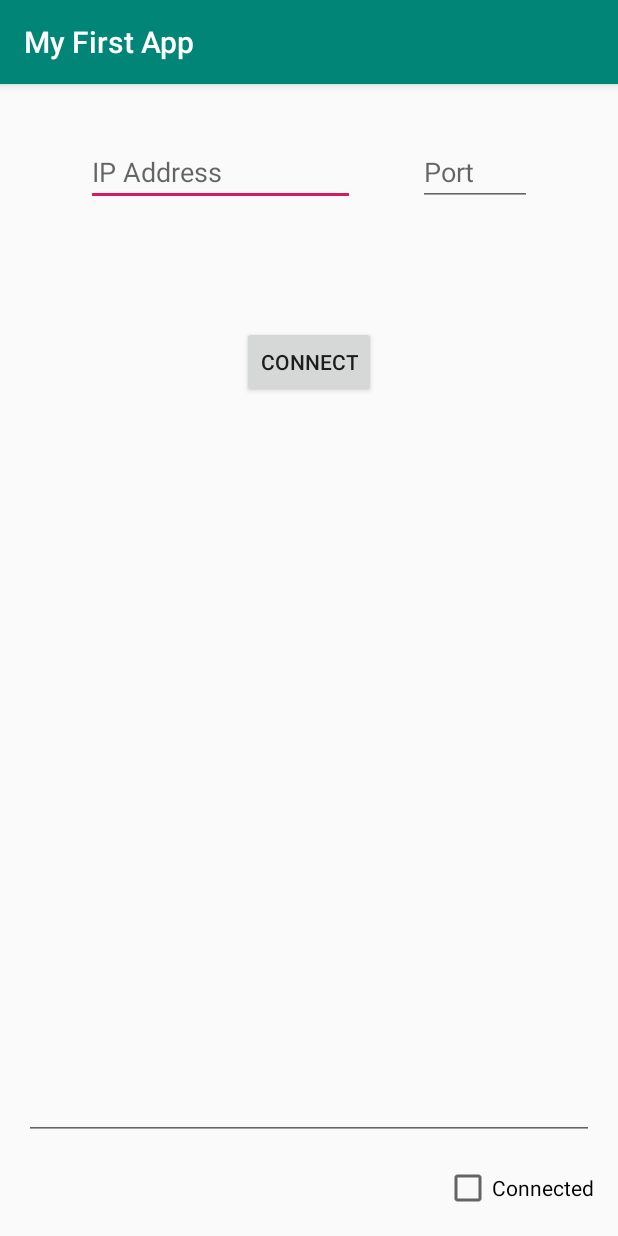
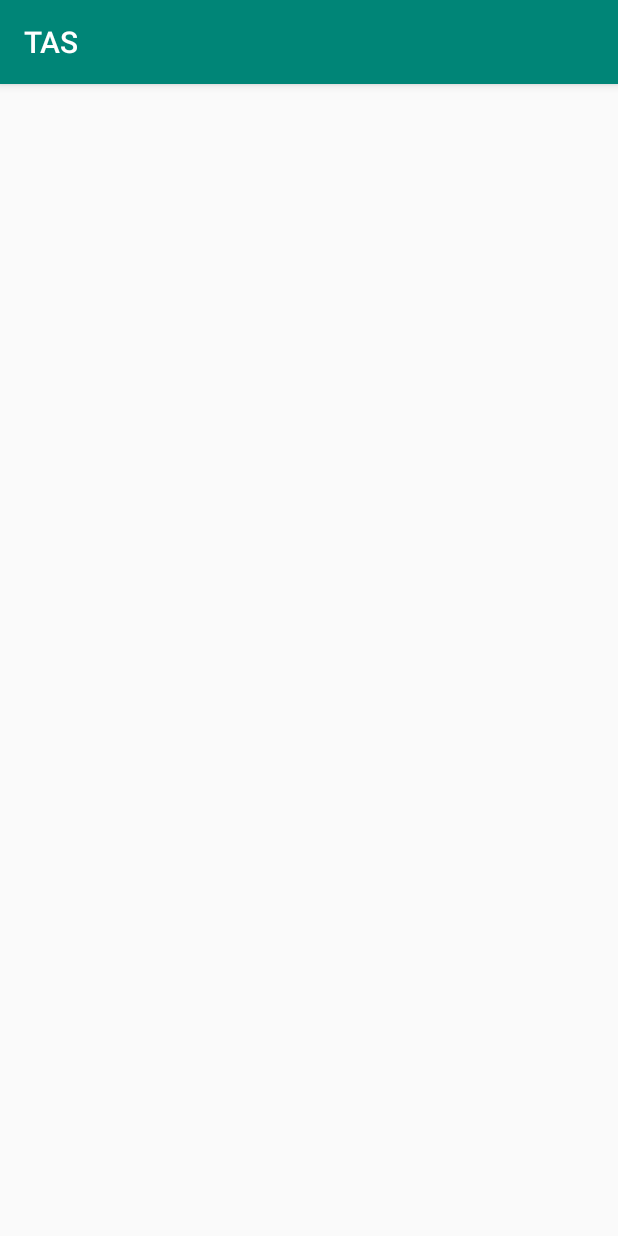
Before and after one commit to Lucky38i/TAS_Frontend, an Android app: the screen it shows after launch (MainActivity), on a phone screen of 412 x 824 dp. Run offline under Robolectric (Android 15) with nearby library versions, the phone set to English and light mode, and no system bars.

Commit message:
Migrated to Kotlin

```diff
--- a/app/src/main/java/ntu/n0696066/TAS_Frontend/MainActivity.java
+++ /dev/null
@@ -1,93 +0,0 @@
-package ntu.n0696066.TAS_Frontend;
-
-import androidx.appcompat.app.AlertDialog;
-import androidx.appcompat.app.AppCompatActivity;
-
-import android.os.Bundle;
-import android.view.View;
-import android.widget.Button;
-import android.widget.CheckBox;
-import android.widget.EditText;
-
-import com.fasterxml.jackson.databind.ObjectMapper;
-
-import java.io.BufferedReader;
-import java.io.BufferedWriter;
-import java.io.IOException;
-import java.io.InputStreamReader;
-import java.io.OutputStreamWriter;
-import java.net.Socket;
-import java.nio.charset.StandardCharsets;
-
-public class MainActivity extends AppCompatActivity {
-    Thread serverConnect;
-    EditText et_IpAddress, et_ServerPort, et_ChatBox;
-    Button btn_Connect;
-    CheckBox chbx_Connected;
-    String SERVER_IP;
-    int SERVER_PORT;
-    ObjectMapper mapper;
-    Alert test;
-    AlertDialog.Builder alert;
-
-    @Override
-    protected void onCreate(Bundle savedInstanceState) {
-        super.onCreate(savedInstanceState);
-        setContentView(R.layout.activity_main);
-        et_IpAddress = findViewById(R.id.et_ServerIp);
-        et_ServerPort = findViewById(R.id.et_ServerPort);
-        btn_Connect = findViewById(R.id.btn_Connect);
-        chbx_Connected = findViewById(R.id.chkbx_Connected);
-        et_ChatBox = findViewById(R.id.et_ChatBox);
-        alert = new AlertDialog.Builder(this);
-
-
-
-
-        btn_Connect.setOnClickListener(v -> {
-            if (et_IpAddress.getText().toString().isEmpty() || et_ServerPort.getText().toString().isEmpty()) {
-                alert.setMessage(R.string.dialog_message).setTitle(R.string.dialog_title);
-                alert.setMessage("Please complete all required field");
-                alert.setNeutralButton("OK", (dialog, which) -> dialog.dismiss());
-                alert.show();
-            } else {
-                SERVER_IP = et_IpAddress.getText().toString();
-                SERVER_PORT = Integer.parseInt(et_ServerPort.getText().toString());
-                mapper = new ObjectMapper();
-                test = new Alert("Ford", 2080);
-                serverConnect = new Thread(new bgThread());
-                serverConnect.start();
-            }
-        });
-    }
-    class bgThread implements Runnable {
-
-        @Override
-        public void run() {
-            try (Socket socket = new Socket(SERVER_IP, SERVER_PORT);
-                 BufferedWriter toServer = new BufferedWriter(new OutputStreamWriter(socket.getOutputStream(),
-                         StandardCharsets.UTF_8));
-                 BufferedReader fromServer = new BufferedReader(new InputStreamReader(socket.getInputStream(),
-                         StandardCharsets.UTF_8))) {
-
-                runOnUiThread(()-> {
-                    et_ChatBox.append("Connected to: " + socket.getInetAddress() + "\n");
-                    chbx_Connected.setChecked(true);
-                });
-
-                String jsonString = mapper.writeValueAsString(test);
-
-                toServer.write(jsonString);
-                toServer.flush();
-                String fromServerString = fromServer.readLine();
-                runOnUiThread(()-> et_ChatBox.append(fromServerString+"\n"));
-            }
-            catch(IOException e ) {
-                e.printStackTrace();
-            }
-            finally {
-                runOnUiThread(()-> chbx_Connected.setChecked(false));
-            }
-        }
-    }
-}
--- /dev/null
+++ b/app/src/main/java/ntu/n0696066/TAS_Frontend/MainActivity.kt
@@ -0,0 +1,11 @@
+package ntu.n0696066.TAS_Frontend
+
+import android.os.Bundle
+import androidx.appcompat.app.AppCompatActivity
+
+class MainActivity : AppCompatActivity() {
+    override fun onCreate(savedInstanceState: Bundle?) {
+        super.onCreate(savedInstanceState)
+        setContentView(R.layout.activity_main)
+    }
+}
--- a/app/src/main/res/layout/activity_main.xml
+++ b/app/src/main/res/layout/activity_main.xml
@@ -4,75 +4,4 @@
     xmlns:tools="http://schemas.android.com/tools"
     android:layout_width="match_parent"
     android:layout_height="match_parent"
-    tools:context=".MainActivity">
-
-    <EditText
-        android:id="@+id/et_ServerIp"
-        android:layout_width="179dp"
-        android:layout_height="wrap_content"
-        android:layout_marginStart="16dp"
-        android:layout_marginLeft="16dp"
-        android:layout_marginTop="36dp"
-        android:hint="@string/ip_address_text"
-        android:importantForAutofill="no"
-        android:inputType="text"
-        app:layout_constraintEnd_toStartOf="@+id/et_ServerPort"
-        app:layout_constraintHorizontal_bias="0.5"
-        app:layout_constraintStart_toStartOf="parent"
-        app:layout_constraintTop_toTopOf="parent" />
-
-    <EditText
-        android:id="@+id/et_ServerPort"
-        android:layout_width="76dp"
-        android:layout_height="wrap_content"
-        android:layout_marginEnd="16dp"
-        android:layout_marginRight="16dp"
-        android:hint="@string/port_text"
-        android:importantForAutofill="no"
-        android:inputType="text"
-        app:layout_constraintBaseline_toBaselineOf="@+id/et_ServerIp"
-        app:layout_constraintEnd_toEndOf="parent"
-        app:layout_constraintHorizontal_bias="0.5"
-        app:layout_constraintStart_toEndOf="@+id/et_ServerIp" />
-
-    <Button
-        android:id="@+id/btn_Connect"
-        android:layout_width="wrap_content"
-        android:layout_height="wrap_content"
-        android:layout_marginTop="80dp"
-        android:text="@string/connect_button"
-        app:layout_constraintEnd_toEndOf="parent"
-        app:layout_constraintStart_toStartOf="parent"
-        app:layout_constraintTop_toBottomOf="@+id/et_ServerIp" />
-
-    <CheckBox
-        android:id="@+id/chkbx_Connected"
-        android:layout_width="wrap_content"
-        android:layout_height="wrap_content"
-        android:layout_marginEnd="16dp"
-        android:layout_marginBottom="16dp"
-        android:checked="false"
-        android:clickable="false"
-        android:text="@string/connected_checkbox"
-        app:layout_constraintBottom_toBottomOf="parent"
-        app:layout_constraintEnd_toEndOf="parent" />
-
-    <EditText
-        android:id="@+id/et_ChatBox"
-        android:layout_width="0dp"
-        android:layout_height="0dp"
-        android:layout_marginStart="16dp"
-        android:layout_marginTop="16dp"
-        android:layout_marginEnd="16dp"
-        android:layout_marginBottom="16dp"
-        android:clickable="false"
-        android:editable="false"
-        android:ems="10"
-        android:gravity="start|top"
-        android:inputType="textMultiLine"
-        app:layout_constraintBottom_toTopOf="@+id/chkbx_Connected"
-        app:layout_constraintEnd_toEndOf="parent"
-        app:layout_constraintStart_toStartOf="parent"
-        app:layout_constraintTop_toBottomOf="@+id/btn_Connect" />
-
-</androidx.constraintlayout.widget.ConstraintLayout>
+    tools:context=".MainActivity"/>
--- /dev/null
+++ b/app/src/main/res/layout/activity_settings.xml
@@ -0,0 +1,6 @@
+<?xml version="1.0" encoding="utf-8"?>
+<androidx.constraintlayout.widget.ConstraintLayout
+    xmlns:android="http://schemas.android.com/apk/res/android" android:layout_width="match_parent"
+    android:layout_height="match_parent">
+
+</androidx.constraintlayout.widget.ConstraintLayout>
--- a/build.gradle
+++ b/build.gradle
@@ -1,13 +1,15 @@
 // Top-level build file where you can add configuration options common to all sub-projects/modules.
 
 buildscript {
+    ext.kotlin_version = '1.3.70'
     repositories {
         google()
         jcenter()
 
     }
     dependencies {
-        classpath 'com.android.tools.build:gradle:3.5.2'
+        classpath 'com.android.tools.build:gradle:3.6.1'
+        classpath "org.jetbrains.kotlin:kotlin-gradle-plugin:$kotlin_version"
 
         // NOTE: Do not place your application dependencies here; they belong
         // in the individual module build.gradle files
--- a/gradle.properties
+++ b/gradle.properties
@@ -17,3 +17,5 @@ org.gradle.jvmargs=-Xmx1536m
 android.useAndroidX=true
 # Automatically convert third-party libraries to use AndroidX
 android.enableJetifier=true
+# Kotlin code style for this project: "official" or "obsolete":
+kotlin.code.style=official
--- a/settings.gradle
+++ b/settings.gradle
@@ -1,2 +1,2 @@
+rootProject.name='TAS_App'
 include ':app'
-rootProject.name='My First App'
```
Also changed, not shown: app/build.gradle (+13 -4 lines), app/src/main/AndroidManifest.xml (+6 -1 lines), app/src/main/java/ntu/n0696066/TAS_Frontend/Alert.java (deleted, +0 -36 lines), gradle/wrapper/gradle-wrapper.properties.
